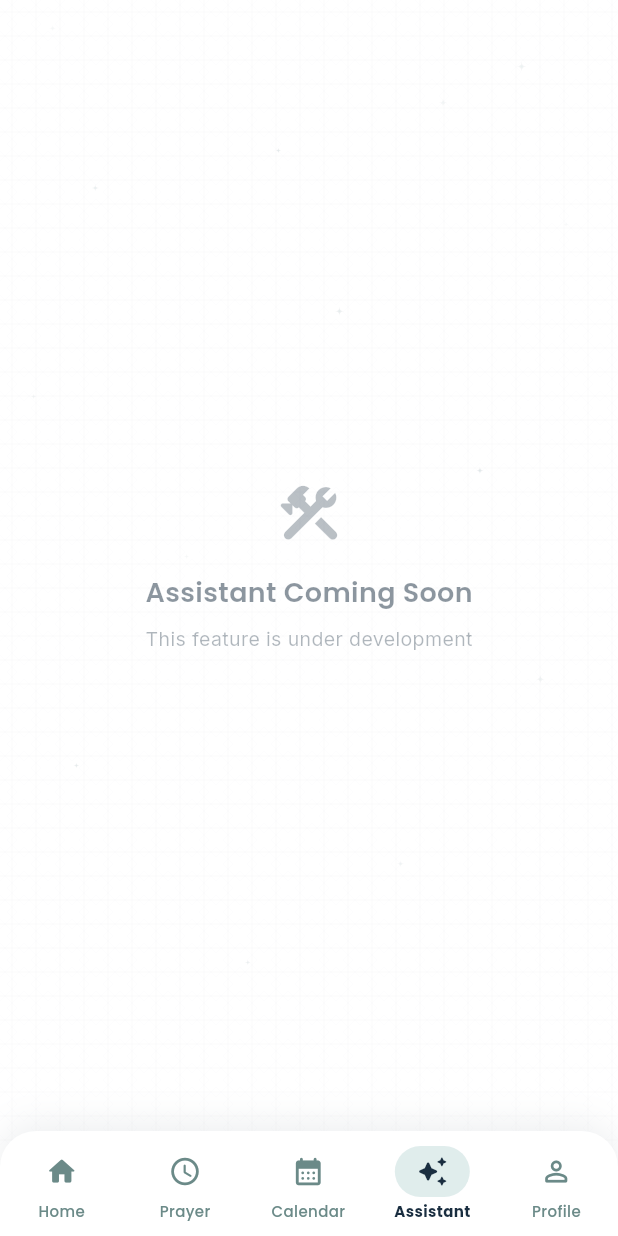
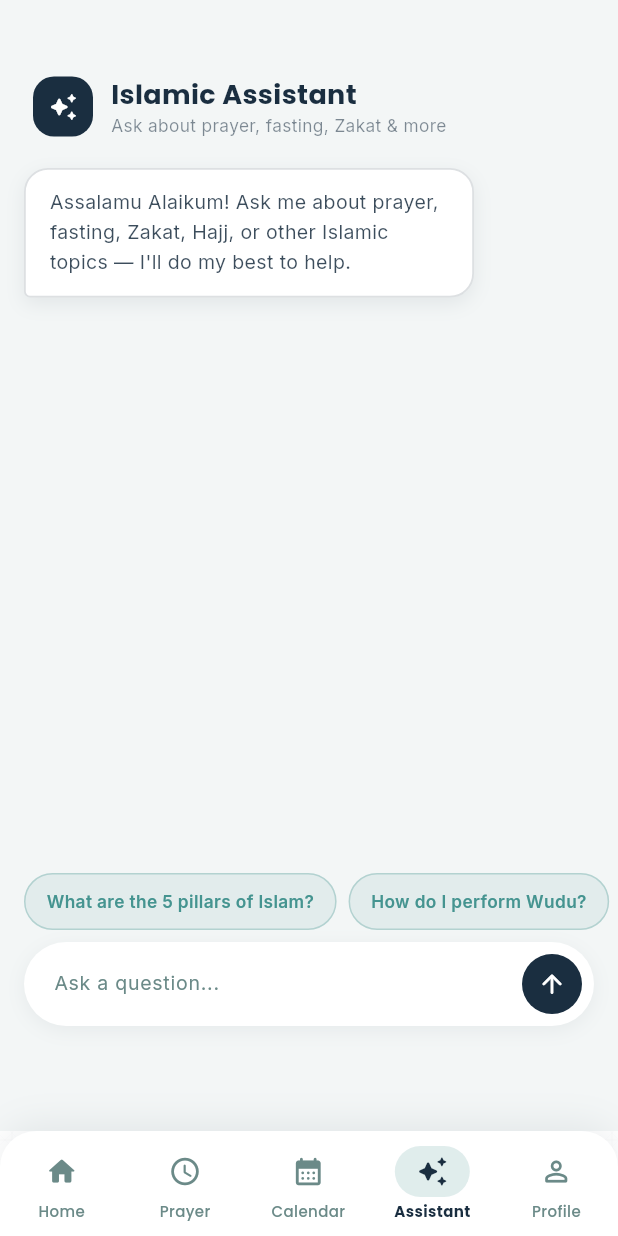
Before and after one commit to afiafahmidha/DeenMate_SDP2, a Flutter app: the DashboardScreen screen opened directly with empty values, item 4 of the bottom bar chosen, on a phone screen of 412 x 824 dp. Run offline on Flutter 3.47's test engine with Material 3 defaults, Android fonts, the phone set to English and light mode, and no system bars; our stand-ins replace adhan, flutter_local_notifications, geocoding, geolocator, google_fonts, shared_preferences and 1 more; accounts and stored records are empty; network calls fail.

Commit message:
assistant

```diff
--- /dev/null
+++ b/lib/screens/assistant_tab.dart
@@ -0,0 +1,300 @@
+import 'package:flutter/material.dart';
+import 'package:google_fonts/google_fonts.dart';
+import '../widgets/auth_header.dart'; // AppColors
+
+/// ===== ASSISTANT TAB =====
+/// Used inline inside DashboardScreen's bottom-nav switch, e.g.:
+///   case 3:
+///     return const AssistantTab();
+class AssistantTab extends StatefulWidget {
+  const AssistantTab({super.key});
+
+  @override
+  State<AssistantTab> createState() => _AssistantTabState();
+}
+
+class _ChatMessage {
+  final String text;
+  final bool isUser;
+  _ChatMessage({required this.text, required this.isUser});
+}
+
+class _AssistantTabState extends State<AssistantTab> {
+  final TextEditingController _inputCtrl = TextEditingController();
+  final ScrollController _scrollCtrl = ScrollController();
+  final List<_ChatMessage> _messages = [];
+
+  final List<String> _suggestedPrompts = [
+    'What are the 5 pillars of Islam?',
+    'How do I perform Wudu?',
+    'What is the Nisab for Zakat?',
+    'How many Rak\'ahs in each prayer?',
+    'What breaks the fast?',
+  ];
+
+  // ===== SIMPLE KEYWORD-BASED FAQ ENGINE =====
+  final List<Map<String, dynamic>> _faq = [
+    {
+      'keywords': ['pillar', 'pillars', 'five pillars', 'arkan'],
+      'answer':
+          'The Five Pillars of Islam are:\n\n1. Shahada — declaration of faith\n2. Salah — five daily prayers\n3. Zakat — obligatory charity\n4. Sawm — fasting in Ramadan\n5. Hajj — pilgrimage to Makkah (once in a lifetime, if able)',
+    },
+    {
+      'keywords': ['wudu', 'ablution', 'wuzu'],
+      'answer':
+          'Steps of Wudu:\n\n1. Intention (Niyyah)\n2. Say "Bismillah"\n3. Wash hands 3 times\n4. Rinse mouth 3 times\n5. Rinse nose 3 times\n6. Wash face 3 times\n7. Wash arms up to elbows (right then left) 3 times\n8. Wipe head once\n9. Wipe ears once\n10. Wash feet up to ankles (right then left) 3 times',
+    },
+    {
+      'keywords': ['nisab', 'zakat threshold', 'zakat minimum'],
+      'answer':
+          'Nisab is the minimum wealth a Muslim must own before Zakat becomes obligatory — equivalent to 85g of gold or 595g of silver. If your zakatable wealth stays above this for one lunar year (Hawl), you owe 2.5% as Zakat. Check the Zakat Calculator on the Home tab for a live calculation.',
+    },
+    {
+      'keywords': ['rakah', 'rakat', 'rakaat', 'raka', 'how many rakah', 'units of prayer'],
+      'answer':
+          'Rak\'ahs per prayer (Fard/obligatory):\n\nFajr — 2\nDhuhr — 4\nAsr — 4\nMaghrib — 3\nIsha — 4\n\n(Sunnah and Nafl rak\'ahs are additional to these.)',
+    },
+    {
+      'keywords': ['fast', 'fasting', 'ramadan', 'sawm', 'break the fast', 'breaks fast'],
+      'answer':
+          'Things that break the fast include: eating or drinking intentionally, smoking, intentional vomiting, and marital relations during fasting hours. Forgetfully eating or drinking does not break the fast — you should simply stop once you remember.',
+    },
+    {
+      'keywords': ['hajj', 'pilgrimage'],
+      'answer':
+          'Hajj is the pilgrimage to Makkah, obligatory once in a lifetime for those who are physically and financially able. Check the Hajj & Umrah Planner on the Home tab for a full step-by-step ritual checklist.',
+    },
+    {
+      'keywords': ['qurbani', 'sacrifice', 'udhiyah', 'eid sacrifice'],
+      'answer':
+          'Qurbani (Udhiyah) is an animal sacrifice performed during Eid al-Adha, commemorating Prophet Ibrahim\'s (AS) willingness to sacrifice his son. Check the Qurbani Planner on the Home tab for cost-splitting and scheduling help.',
+    },
+    {
+      'keywords': ['prayer time', 'salah time', 'when is', 'next prayer'],
+      'answer':
+          'You can see today\'s exact prayer times and the live countdown to the next prayer on the Prayer tab — it updates automatically based on your location.',
+    },
+    {
+      'keywords': ['inheritance', 'faraid', 'wealth distribution', 'estate'],
+      'answer':
+          'Islamic inheritance (Faraid) distributes a deceased person\'s estate according to fixed Quranic shares among the spouse, children, and parents. Check the Inheritance Guide on the Home tab for a simplified calculator covering common family cases.',
+    },
+  ];
+
+  @override
+  void initState() {
+    super.initState();
+    _messages.add(_ChatMessage(
+      text: 'Assalamu Alaikum! Ask me about prayer, fasting, Zakat, Hajj, or other Islamic topics — I\'ll do my best to help.',
+      isUser: false,
+    ));
+  }
+
+  @override
+  void dispose() {
+    _inputCtrl.dispose();
+    _scrollCtrl.dispose();
+    super.dispose();
+  }
+
+  void _handleSend([String? presetText]) {
+    final String text = (presetText ?? _inputCtrl.text).trim();
+    if (text.isEmpty) return;
+
+    setState(() {
+      _messages.add(_ChatMessage(text: text, isUser: true));
+      _messages.add(_ChatMessage(text: _generateAnswer(text), isUser: false));
+    });
+    _inputCtrl.clear();
+
+    Future.delayed(const Duration(milliseconds: 100), () {
+      if (_scrollCtrl.hasClients) {
+        _scrollCtrl.animateTo(
+          _scrollCtrl.position.maxScrollExtent,
+          duration: const Duration(milliseconds: 300),
+          curve: Curves.easeOut,
+        );
+      }
+    });
+  }
+
+  String _generateAnswer(String question) {
+    final String q = question.toLowerCase();
+    Map<String, dynamic>? bestMatch;
+    int bestScore = 0;
+
+    for (final entry in _faq) {
+      int score = 0;
+      for (final kw in (entry['keywords'] as List<String>)) {
+        if (q.contains(kw)) score++;
+      }
+      if (score > bestScore) {
+        bestScore = score;
+        bestMatch = entry;
+      }
+    }
+
+    if (bestMatch != null) {
+      return bestMatch['answer'] as String;
+    }
+    return 'I don\'t have a specific answer for that yet. Try asking about prayer, Wudu, Zakat, fasting, Hajj, Qurbani, or inheritance — or consult a local scholar for detailed guidance.';
+  }
+
+@override
+  Widget build(BuildContext context) {
+    return Container(
+      key: const ValueKey('AssistantTab'),
+      color: const Color(0xFFF3F6F6), // soft teal-tinted background matching app theme
+      child: Column(
+        children: [
+          _buildHeader(),
+          Expanded(
+            child: ListView.builder(
+              controller: _scrollCtrl,
+              padding: const EdgeInsets.fromLTRB(16, 12, 16, 12),
+              itemCount: _messages.length,
+              itemBuilder: (context, index) => _buildMessageBubble(_messages[index]),
+            ),
+          ),
+          if (_messages.length <= 1) _buildSuggestedPrompts(),
+          _buildInputBar(),
+          const SizedBox(height: 70), // clearance for bottom nav bar
+        ],
+      ),
+    );
+  }
+
+  Widget _buildHeader() {
+    return Padding(
+      padding: const EdgeInsets.fromLTRB(22, 50, 22, 8),
+      child: Row(
+        children: [
+          Container(
+            padding: const EdgeInsets.all(10),
+            decoration: BoxDecoration(
+              color: AppColors.navyBlue,
+              borderRadius: BorderRadius.circular(14),
+            ),
+            child: const Icon(Icons.auto_awesome_rounded, color: Colors.white, size: 20),
+          ),
+          const SizedBox(width: 12),
+          Column(
+            crossAxisAlignment: CrossAxisAlignment.start,
+            children: [
+              Text('Islamic Assistant',
+                  style: GoogleFonts.poppins(fontSize: 18, fontWeight: FontWeight.bold, color: AppColors.navyBlue)),
+              Text('Ask about prayer, fasting, Zakat & more',
+                  style: GoogleFonts.inter(fontSize: 11.5, color: AppColors.navyBlue.withValues(alpha: 0.55))),
+            ],
+          ),
+        ],
+      ),
+    );
+  }
+
+  Widget _buildSuggestedPrompts() {
+    return SizedBox(
+      height: 38,
+      child: ListView.separated(
+        scrollDirection: Axis.horizontal,
+        padding: const EdgeInsets.symmetric(horizontal: 16),
+        itemCount: _suggestedPrompts.length,
+        separatorBuilder: (_, __) => const SizedBox(width: 8),
+        itemBuilder: (context, index) {
+          final prompt = _suggestedPrompts[index];
+          return GestureDetector(
+            onTap: () => _handleSend(prompt),
+            child: Container(
+              padding: const EdgeInsets.symmetric(horizontal: 14, vertical: 8),
+              decoration: BoxDecoration(
+                color: AppColors.midTeal.withValues(alpha: 0.1),
+                borderRadius: BorderRadius.circular(20),
+                border: Border.all(color: AppColors.midTeal.withValues(alpha: 0.3)),
+              ),
+              alignment: Alignment.center,
+              child: Text(prompt,
+                  style: GoogleFonts.inter(fontSize: 11.5, fontWeight: FontWeight.w600, color: AppColors.midTeal)),
+            ),
+          );
+        },
+      ),
+    );
+  }
+
+  Widget _buildMessageBubble(_ChatMessage message) {
+    final bool isUser = message.isUser;
+    return Align(
+      alignment: isUser ? Alignment.centerRight : Alignment.centerLeft,
+      child: Container(
+        constraints: const BoxConstraints(maxWidth: 300),
+        margin: const EdgeInsets.only(bottom: 12),
+        padding: const EdgeInsets.symmetric(horizontal: 16, vertical: 12),
+        decoration: BoxDecoration(
+          color: isUser ? AppColors.navyBlue : Colors.white,
+          borderRadius: BorderRadius.only(
+            topLeft: const Radius.circular(16),
+            topRight: const Radius.circular(16),
+            bottomLeft: Radius.circular(isUser ? 16 : 4),
+            bottomRight: Radius.circular(isUser ? 4 : 16),
+          ),
+          border: isUser
+              ? null
+              : Border.all(color: AppColors.navyBlue.withValues(alpha: 0.15), width: 1.2),
+          boxShadow: [
+            BoxShadow(color: AppColors.navyBlue.withValues(alpha: 0.08), blurRadius: 10, offset: const Offset(0, 4)),
+          ],
+        ),
+        child: Text(
+          message.text,
+          style: GoogleFonts.inter(
+            fontSize: 13,
+            height: 1.5,
+            color: isUser ? Colors.white : AppColors.navyBlue.withValues(alpha: 0.85),
+          ),
+        ),
+      ),
+    );
+  }
+
+  Widget _buildInputBar() {
+    return Padding(
+      padding: const EdgeInsets.fromLTRB(16, 8, 16, 0),
+      child: Container(
+        padding: const EdgeInsets.symmetric(horizontal: 8, vertical: 4),
+        decoration: BoxDecoration(
+          color: Colors.white,
+          borderRadius: BorderRadius.circular(28),
+          boxShadow: [
+            BoxShadow(color: AppColors.navyBlue.withValues(alpha: 0.06), blurRadius: 10, offset: const Offset(0, 3)),
+          ],
+        ),
+        child: Row(
+          children: [
+            Expanded(
+              child: TextField(
+                controller: _inputCtrl,
+                style: GoogleFonts.inter(fontSize: 13, color: AppColors.navyBlue),
+                decoration: InputDecoration(
+                  hintText: 'Ask a question...',
+                  hintStyle: GoogleFonts.inter(fontSize: 13, color: AppColors.placeholder),
+                  border: InputBorder.none,
+                  contentPadding: const EdgeInsets.symmetric(horizontal: 12, vertical: 10),
+                ),
+                onSubmitted: (_) => _handleSend(),
+              ),
+            ),
+            GestureDetector(
+              onTap: () => _handleSend(),
+              child: Container(
+                width: 40,
+                height: 40,
+                decoration: const BoxDecoration(color: AppColors.navyBlue, shape: BoxShape.circle),
+                child: const Icon(Icons.arrow_upward_rounded, color: Colors.white, size: 20),
+              ),
+            ),
+          ],
+        ),
+      ),
+    );
+  }
+}
--- a/lib/screens/dashboard_screen.dart
+++ b/lib/screens/dashboard_screen.dart
@@ -14,6 +14,7 @@ import 'calendar_tab.dart';
 import 'hajj_umrah_screen.dart';
 import 'inheritance_screen.dart';
 import 'qurbani_planner_screen.dart';
+import 'assistant_tab.dart';
 
 class DashboardScreen extends StatefulWidget {
   final VoidCallback onLogout;
@@ -812,7 +813,7 @@ class _DashboardScreenState extends State<DashboardScreen>
   }
 
   // ===== ACTIVE TAB CONTENT DISPATCHER =====
-  Widget _buildActiveTabContent() {
+Widget _buildActiveTabContent() {
     switch (_currentIndex) {
       case 0:
         return _buildHomeTab();
@@ -822,11 +823,12 @@ class _DashboardScreenState extends State<DashboardScreen>
         return CalendarTab(
           onOpenZakatCalculator: _showZakatCalculatorSheet,
         );
+      case 3:
+        return const AssistantTab();
       default:
         return _buildPlaceholderTab();
     }
   }
-
   // ===== HOME TAB (Main Dashboard) =====
   Widget _buildHomeTab() {
     return SingleChildScrollView(
```
